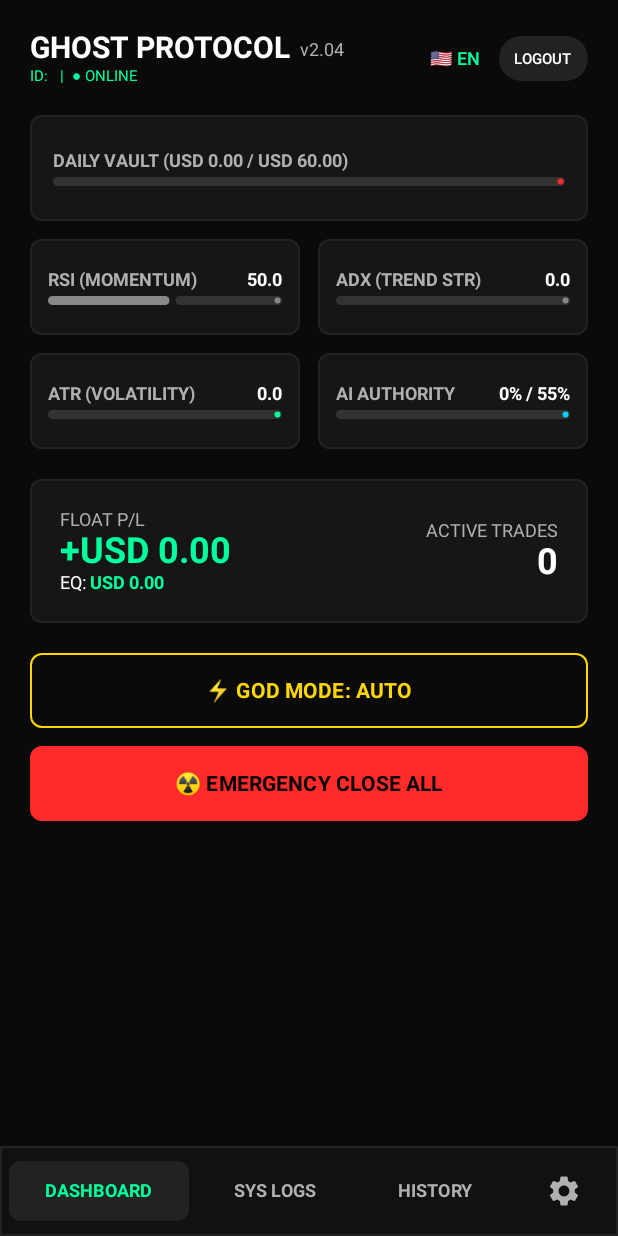
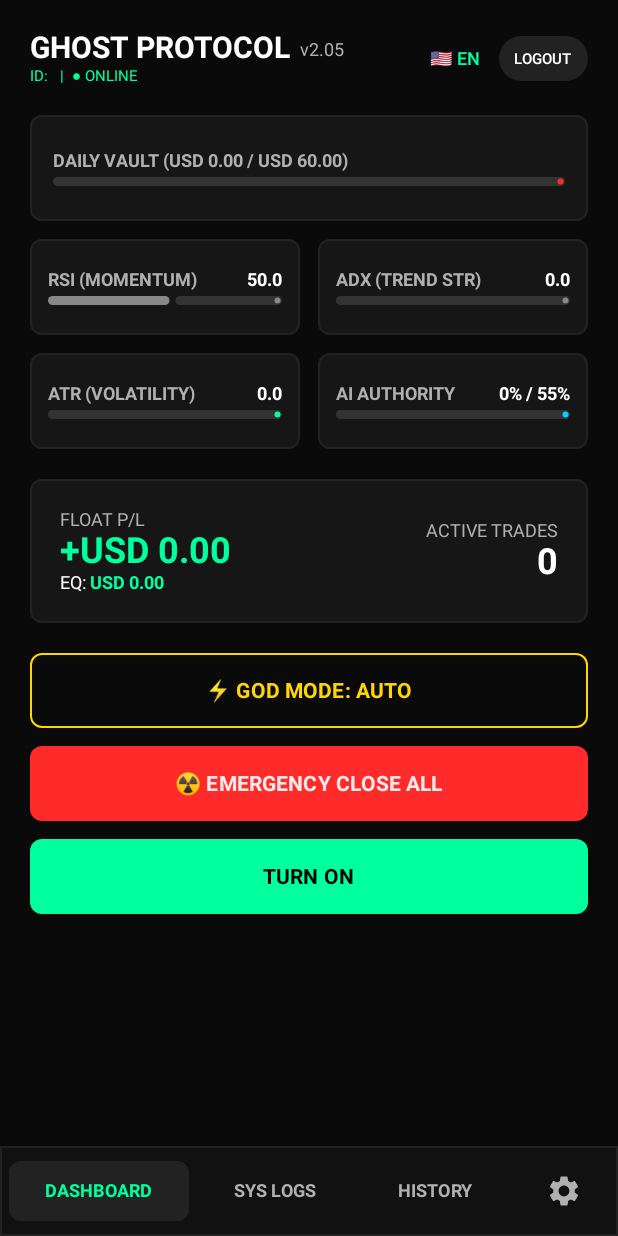
Before and after one commit to yothanan2/ghost_mobile, an Android app built with Jetpack Compose: the composable MainScreen called with empty values, on a phone screen of 412 x 824 dp. Run offline under Robolectric (Android 15) with nearby library versions, the phone set to English and light mode, and no system bars; our stand-ins replace Firebase (no records; nobody signed in at launch, a user with empty details on screens opened directly).

Commit message:
v2.05 Release: UI Overhaul - Engine on Dashboard

```diff
--- a/android_app/app/build.gradle.kts
+++ b/android_app/app/build.gradle.kts
@@ -12,8 +12,8 @@ android {
         applicationId = "com.ghostcommand.app"
         minSdk = 24
         targetSdk = 34
-        versionCode = 24
-        versionName = "2.04"
+        versionCode = 25
+        versionName = "2.05"
 
         testInstrumentationRunner = "androidx.test.runner.AndroidJUnitRunner"
         vectorDrawables {
--- a/android_app/app/src/main/java/com/ghostcommand/app/MainActivity.kt
+++ b/android_app/app/src/main/java/com/ghostcommand/app/MainActivity.kt
@@ -550,11 +550,38 @@ fun TacticalDashboard(database: com.google.firebase.database.FirebaseDatabase, b
         // 6. PANIC BUTTON
         Button(
             onClick = { cmdRef.push().setValue(mapOf("action" to "CLOSE_ALL")) },
-            colors = ButtonDefaults.buttonColors(containerColor = NeonRed), // [UI FIX] Solid Red
+            colors = ButtonDefaults.buttonColors(containerColor = NeonRed),
             modifier = Modifier.fillMaxWidth().height(50.dp),
             shape = RoundedCornerShape(8.dp)
         ) {
-            Text(TR("CLOSE_ALL", lang), color = Color.Black, fontSize = 14.sp, fontWeight = FontWeight.Bold)
+            // [UI FIX] 90% White (0xE6 is approx 90% of 255)
+            Text(TR("CLOSE_ALL", lang), color = Color(0xE6FFFFFF), fontSize = 14.sp, fontWeight = FontWeight.Bold)
+        }
+
+        Spacer(modifier = Modifier.height(12.dp))
+
+        // 7. ENGINE CONTROL (Moved from Rhythm Tab)
+        val isManual = vitals.mode_name == "MANUAL"
+        val engineColor = if (isManual) NeonGreen else NeonRed
+        val engineText = if (isManual) "TURN ON" else "TURN OFF" // [UI REQUEST]
+
+        Button(
+            onClick = {
+                if (isManual) {
+                     // TURN ON -> Engage Auto-Scheduler
+                     val pl = mapOf("recipe" to "0000: Auto-Scheduler (Sync)")
+                     cmdRef.push().setValue(mapOf("payload" to pl))
+                } else {
+                     // TURN OFF -> Manual Mode
+                     val pl = mapOf("update_config" to mapOf("MODE_NAME" to "MANUAL"))
+                     cmdRef.push().setValue(mapOf("payload" to pl))
+                }
+            },
+            colors = ButtonDefaults.buttonColors(containerColor = engineColor),
+            modifier = Modifier.fillMaxWidth().height(50.dp),
+            shape = RoundedCornerShape(8.dp)
+        ) {
+            Text(engineText, color = Color.Black, fontSize = 14.sp, fontWeight = FontWeight.Bold)
         }
     }
 }
```
Also changed, not shown: android_app/app/src/main/java/com/ghostcommand/app/SettingsScreen.kt (+1 -55 lines), 2 other files.
